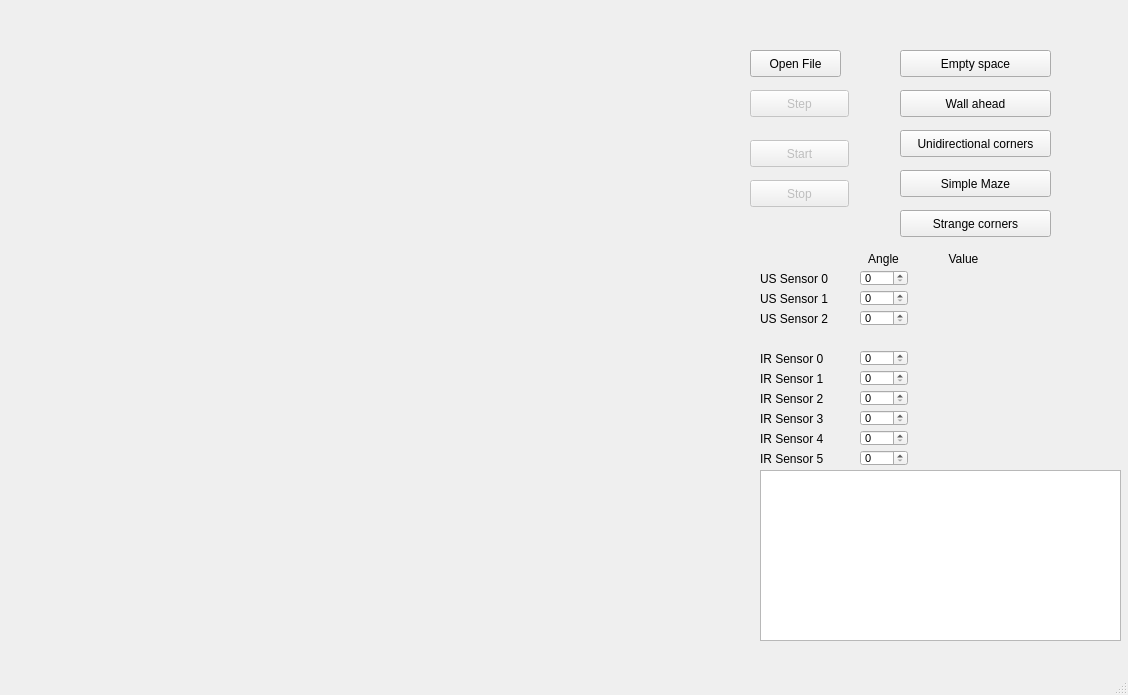
The window that simulatorCode/BaESimulator/simulatorwindow.ui (MrHug/Arduino-Simulator) describes before a commit, drawn with Qt 5.
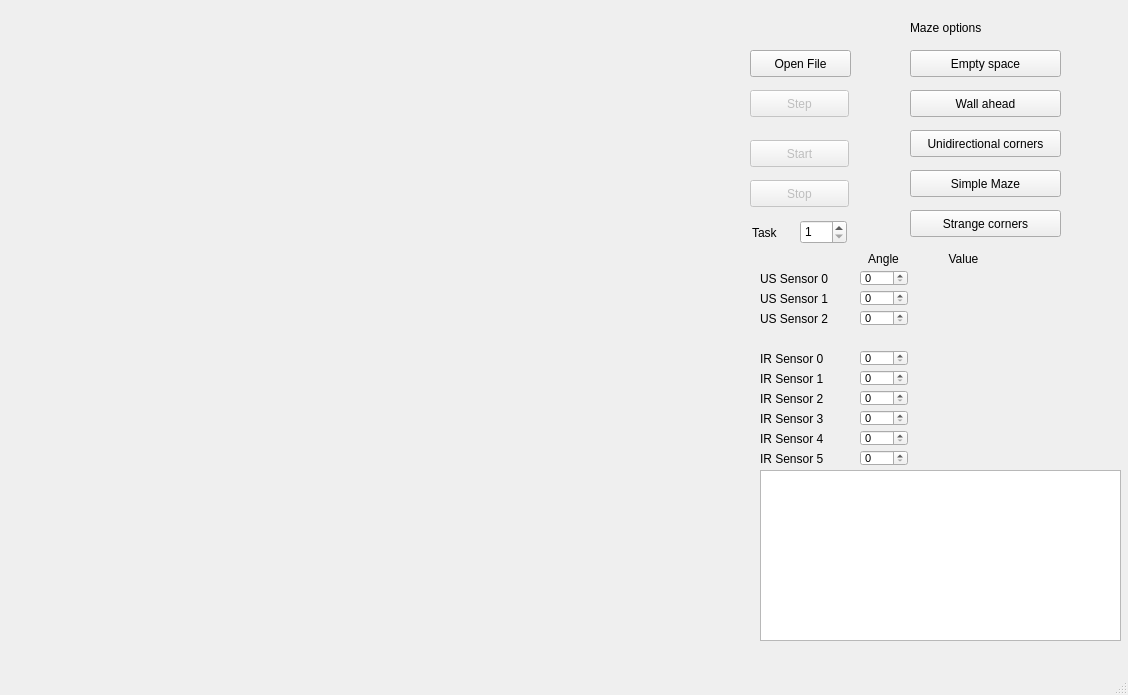
The same window after the commit.

Commit message: Added task switching

```diff
--- a/simulatorCode/BaESimulator/simulatorwindow.ui
+++ b/simulatorCode/BaESimulator/simulatorwindow.ui
@@ -522,7 +522,7 @@
      <rect>
       <x>750</x>
       <y>50</y>
-      <width>91</width>
+      <width>101</width>
       <height>27</height>
      </rect>
     </property>
@@ -533,7 +533,7 @@
    <widget class="QPushButton" name="btnMap0">
     <property name="geometry">
      <rect>
-      <x>900</x>
+      <x>910</x>
       <y>50</y>
       <width>151</width>
       <height>27</height>
@@ -546,7 +546,7 @@
    <widget class="QPushButton" name="btnMap1">
     <property name="geometry">
      <rect>
-      <x>900</x>
+      <x>910</x>
       <y>210</y>
       <width>151</width>
       <height>27</height>
@@ -559,7 +559,7 @@
    <widget class="QPushButton" name="btnMap2">
     <property name="geometry">
      <rect>
-      <x>900</x>
+      <x>910</x>
       <y>170</y>
       <width>151</width>
       <height>27</height>
@@ -572,7 +572,7 @@
    <widget class="QPushButton" name="btnMap3">
     <property name="geometry">
      <rect>
-      <x>900</x>
+      <x>910</x>
       <y>130</y>
       <width>151</width>
       <height>27</height>
@@ -601,7 +601,7 @@
    <widget class="QPushButton" name="btnMap4">
     <property name="geometry">
      <rect>
-      <x>900</x>
+      <x>910</x>
       <y>90</y>
       <width>151</width>
       <height>27</height>
@@ -611,6 +611,48 @@
      <string>Wall ahead</string>
     </property>
    </widget>
+   <widget class="QLabel" name="label_12">
+    <property name="geometry">
+     <rect>
+      <x>910</x>
+      <y>20</y>
+      <width>151</width>
+      <height>16</height>
+     </rect>
+    </property>
+    <property name="text">
+     <string>Maze options</string>
+    </property>
+   </widget>
+   <widget class="QSpinBox" name="spBoxTask">
+    <property name="geometry">
+     <rect>
+      <x>800</x>
+      <y>220</y>
+      <width>47</width>
+      <height>24</height>
+     </rect>
+    </property>
+    <property name="minimum">
+     <number>1</number>
+    </property>
+    <property name="maximum">
+     <number>3</number>
+    </property>
+   </widget>
+   <widget class="QLabel" name="lblTask">
+    <property name="geometry">
+     <rect>
+      <x>752</x>
+      <y>223</y>
+      <width>41</width>
+      <height>20</height>
+     </rect>
+    </property>
+    <property name="text">
+     <string>Task</string>
+    </property>
+   </widget>
   </widget>
   <widget class="QMenuBar" name="menuBar">
    <property name="geometry">
```
The commit also changes 15 other files.
